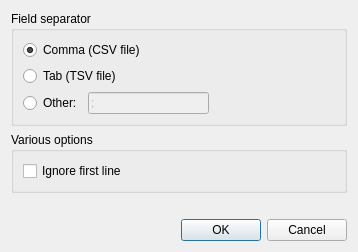
Before: the Qt Designer form src/mpiblue/ui/csvexportconfig.ui in hippydream/movida, drawn with Qt 5.
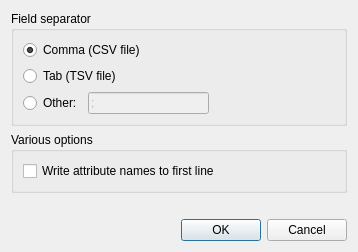
After: the same form once the commit is applied.

Commit message: Added file selection dialog and validation to export wizard start page.

What changed in the file:
```diff
--- a/src/mpiblue/ui/csvexportconfig.ui
+++ b/src/mpiblue/ui/csvexportconfig.ui
@@ -84,7 +84,7 @@
       <item row="0" column="0" >
        <widget class="QCheckBox" name="ignoreHeader" >
         <property name="text" >
-         <string>Ignore first line</string>
+         <string>Write attribute names to first line</string>
         </property>
        </widget>
       </item>
```
Left out of the diff: 2 changed lines with no effect on the pictures. The commit also changes 6 other files.
